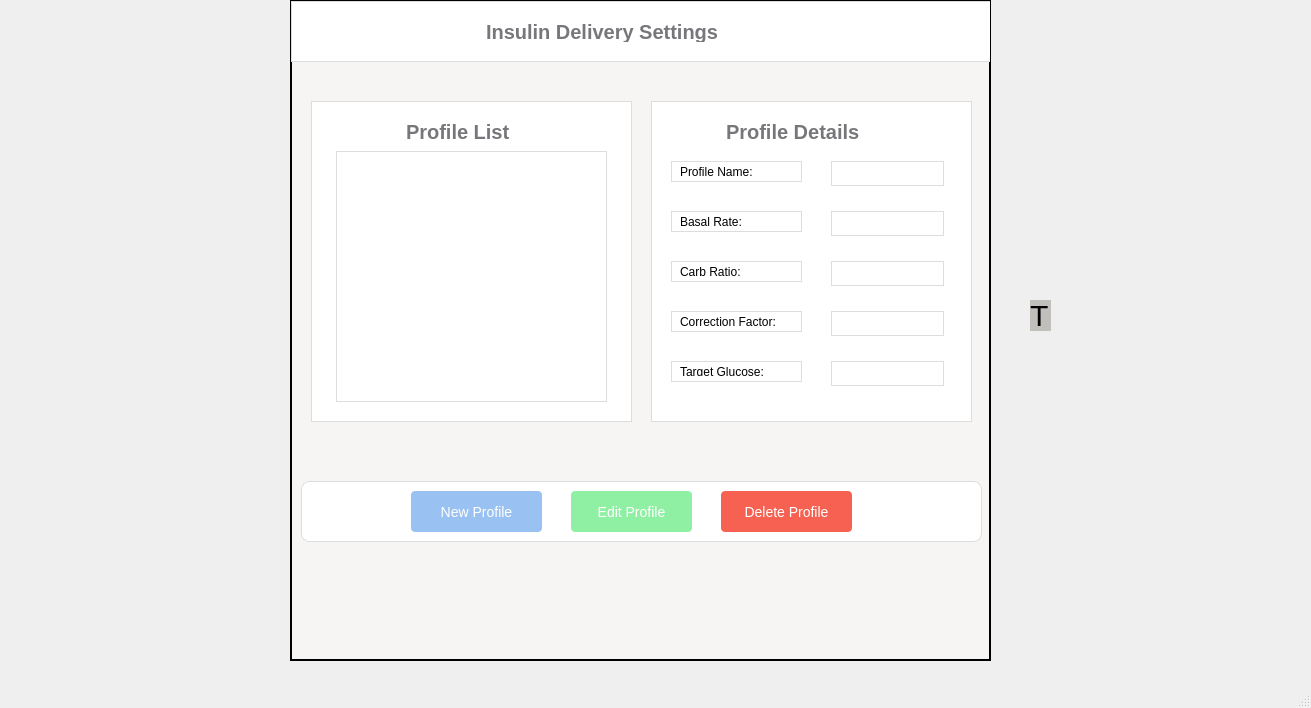
karannnnm/COMP3004-FINAL-ASSIGNMENT, file mainwindow.ui: the form before one commit.
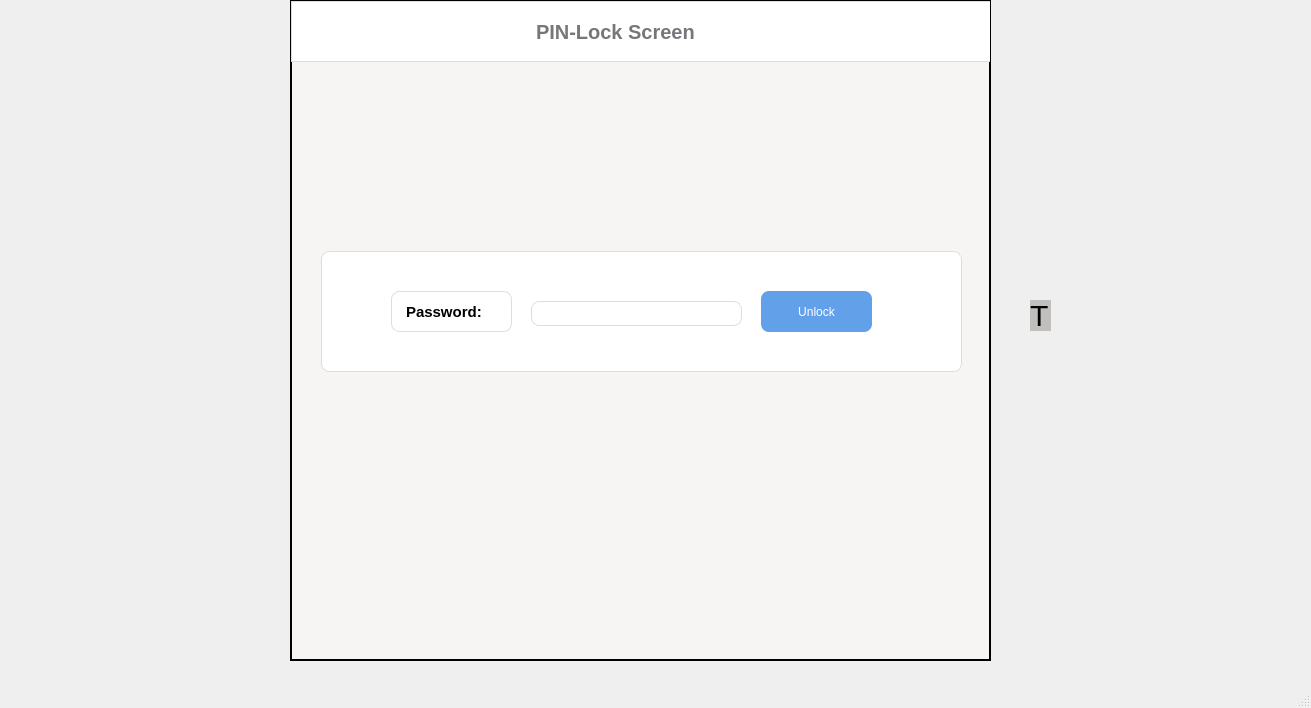
The form after the commit. The open tabs and pages were chosen to show the change. Custom widgets are drawn as their Qt base class.

```diff
--- a/mainwindow.ui
+++ b/mainwindow.ui
@@ -33,7 +33,210 @@
     <property name="currentIndex">
      <number>2</number>
     </property>
-    <widget class="QWidget" name="home_screen">
+    <widget class="QWidget" name="powerOffScreen">
+     <widget class="QFrame" name="frame_14">
+      <property name="geometry">
+       <rect>
+        <x>10</x>
+        <y>20</y>
+        <width>681</width>
+        <height>621</height>
+       </rect>
+      </property>
+      <property name="styleSheet">
+       <string notr="true">background-color: #FFFFFF;       
+border: 1px solid #DDD;         
+padding: 5px;
+border-radius: 8px;
+</string>
+      </property>
+      <property name="frameShape">
+       <enum>QFrame::StyledPanel</enum>
+      </property>
+      <property name="frameShadow">
+       <enum>QFrame::Raised</enum>
+      </property>
+      <widget class="QLabel" name="label_10">
+       <property name="geometry">
+        <rect>
+         <x>260</x>
+         <y>280</y>
+         <width>161</width>
+         <height>41</height>
+        </rect>
+       </property>
+       <property name="styleSheet">
+        <string notr="true">    font-size: 20px;
+    font-weight: bold;
+    color: rgb(119, 118, 123);
+    padding: 10px;
+border: none;</string>
+       </property>
+       <property name="text">
+        <string>POWER OFF</string>
+       </property>
+      </widget>
+      <widget class="QLabel" name="label_11">
+       <property name="geometry">
+        <rect>
+         <x>220</x>
+         <y>320</y>
+         <width>241</width>
+         <height>41</height>
+        </rect>
+       </property>
+       <property name="styleSheet">
+        <string notr="true">    font-size: 15px;
+    color: rgb(0, 0, 0);
+    padding: 10px;
+border: none;</string>
+       </property>
+       <property name="text">
+        <string>Hold power button to turn on</string>
+       </property>
+      </widget>
+      <widget class="QPushButton" name="powerButton">
+       <property name="geometry">
+        <rect>
+         <x>290</x>
+         <y>370</y>
+         <width>101</width>
+         <height>31</height>
+        </rect>
+       </property>
+       <property name="styleSheet">
+        <string notr="true">background-color: rgb(87, 227, 137);
+color: white;</string>
+       </property>
+       <property name="text">
+        <string>Power Button</string>
+       </property>
+      </widget>
+     </widget>
+    </widget>
+    <widget class="QWidget" name="pinLockScreen">
+     <widget class="QFrame" name="frame_12">
+      <property name="geometry">
+       <rect>
+        <x>30</x>
+        <y>250</y>
+        <width>641</width>
+        <height>121</height>
+       </rect>
+      </property>
+      <property name="styleSheet">
+       <string notr="true">background-color: #FFFFFF;       
+border: 1px solid #DDD;         
+border-radius: 8px;
+padding: 5px;</string>
+      </property>
+      <property name="frameShape">
+       <enum>QFrame::StyledPanel</enum>
+      </property>
+      <property name="frameShadow">
+       <enum>QFrame::Raised</enum>
+      </property>
+      <widget class="QLabel" name="label_8">
+       <property name="geometry">
+        <rect>
+         <x>70</x>
+         <y>40</y>
+         <width>121</width>
+         <height>41</height>
+        </rect>
+       </property>
+       <property name="styleSheet">
+        <string notr="true">    font-size: 15px;
+    font-weight: bold;
+    color: rgb(0, 0, 0);
+    padding: 10px;
+</string>
+       </property>
+       <property name="text">
+        <string>Password:</string>
+       </property>
+      </widget>
+      <widget class="QLineEdit" name="passwordValue">
+       <property name="geometry">
+        <rect>
+         <x>210</x>
+         <y>50</y>
+         <width>211</width>
+         <height>25</height>
+        </rect>
+       </property>
+       <property name="text">
+        <string/>
+       </property>
+       <property name="echoMode">
+        <enum>QLineEdit::Password</enum>
+       </property>
+      </widget>
+      <widget class="QPushButton" name="unlockButton">
+       <property name="geometry">
+        <rect>
+         <x>440</x>
+         <y>40</y>
+         <width>111</width>
+         <height>41</height>
+        </rect>
+       </property>
+       <property name="styleSheet">
+        <string notr="true">background-color: rgb(98, 160, 234);
+border: none;
+color: white;
+border-radius: 8px;
+padding: 10px 20px;
+</string>
+       </property>
+       <property name="text">
+        <string>Unlock</string>
+       </property>
+      </widget>
+     </widget>
+     <widget class="QFrame" name="frame_13">
+      <property name="geometry">
+       <rect>
+        <x>0</x>
+        <y>0</y>
+        <width>701</width>
+        <height>61</height>
+       </rect>
+      </property>
+      <property name="styleSheet">
+       <string notr="true">background-color: #FFFFFF;       
+border: 1px solid #DDD;         
+padding: 5px;</string>
+      </property>
+      <property name="frameShape">
+       <enum>QFrame::StyledPanel</enum>
+      </property>
+      <property name="frameShadow">
+       <enum>QFrame::Raised</enum>
+      </property>
+      <widget class="QLabel" name="label_9">
+       <property name="geometry">
+        <rect>
+         <x>230</x>
+         <y>10</y>
+         <width>211</width>
+         <height>41</height>
+        </rect>
+       </property>
+       <property name="styleSheet">
+        <string notr="true">    font-size: 20px;
+    font-weight: bold;
+    color: rgb(119, 118, 123);
+    padding: 10px;
+border: none;</string>
+       </property>
+       <property name="text">
+        <string>PIN-Lock Screen</string>
+       </property>
+      </widget>
+     </widget>
+    </widget>
+    <widget class="QWidget" name="homeScreen">
      <widget class="QLabel" name="battery">
       <property name="geometry">
        <rect>
```
Left out of the diff: 99 changed lines with no effect on the pictures.
